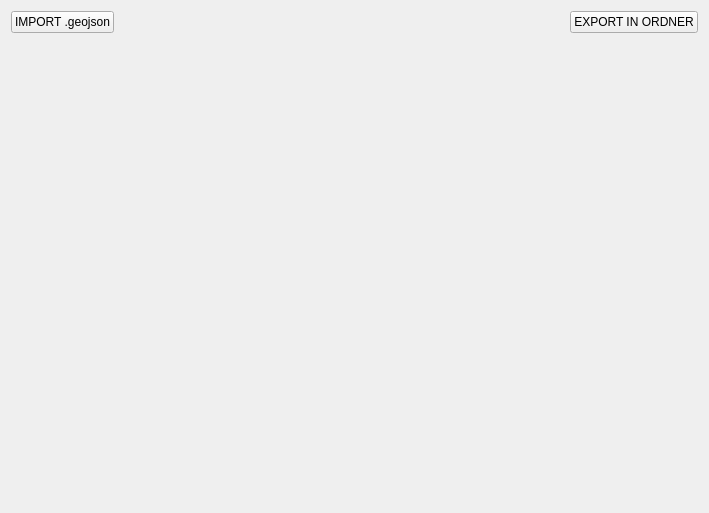
First picture: the form in lfb_regeneration_wildlife_impact/gui/draft/export_btn.ui, repository b-lack/qgis-fim-plugin, before the edit.
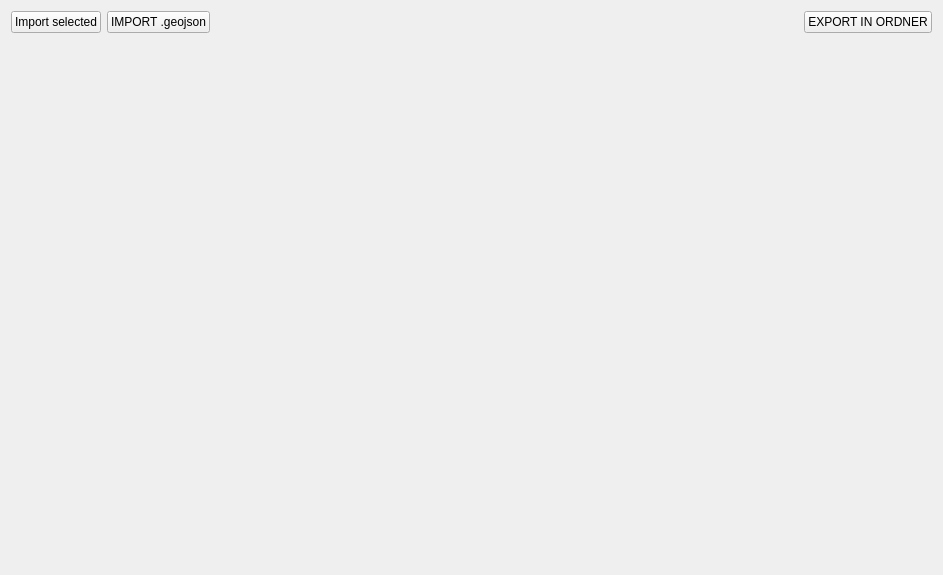
Second picture: the form after the edit.

Patch:
```diff
--- a/lfb_regeneration_wildlife_impact/gui/draft/export_btn.ui
+++ b/lfb_regeneration_wildlife_impact/gui/draft/export_btn.ui
@@ -6,15 +6,15 @@
    <rect>
     <x>0</x>
     <y>0</y>
-    <width>709</width>
-    <height>513</height>
+    <width>943</width>
+    <height>575</height>
    </rect>
   </property>
   <property name="windowTitle">
    <string>Form</string>
   </property>
   <layout class="QGridLayout" name="gridLayout">
-   <item row="0" column="0">
+   <item row="0" column="1">
     <layout class="QVBoxLayout" name="verticalLayout_2">
      <item>
       <widget class="QPushButton" name="lfbImportBtn">
@@ -25,7 +25,7 @@
      </item>
     </layout>
    </item>
-   <item row="0" column="1">
+   <item row="0" column="2">
     <spacer name="horizontalSpacer">
      <property name="orientation">
       <enum>Qt::Horizontal</enum>
@@ -38,7 +38,7 @@
      </property>
     </spacer>
    </item>
-   <item row="0" column="2">
+   <item row="0" column="3">
     <layout class="QHBoxLayout" name="horizontalLayout">
      <item>
       <layout class="QVBoxLayout" name="verticalLayout">
@@ -53,13 +53,20 @@
      </item>
     </layout>
    </item>
-   <item row="1" column="0" colspan="3">
+   <item row="1" column="1" colspan="3">
     <widget class="QLabel" name="lfbExportFeedback">
      <property name="text">
       <string/>
      </property>
     </widget>
    </item>
+   <item row="0" column="0">
+    <widget class="QPushButton" name="lfbImportSelectedBtn">
+     <property name="text">
+      <string>Import selected</string>
+     </property>
+    </widget>
+   </item>
   </layout>
  </widget>
  <resources/>
```
